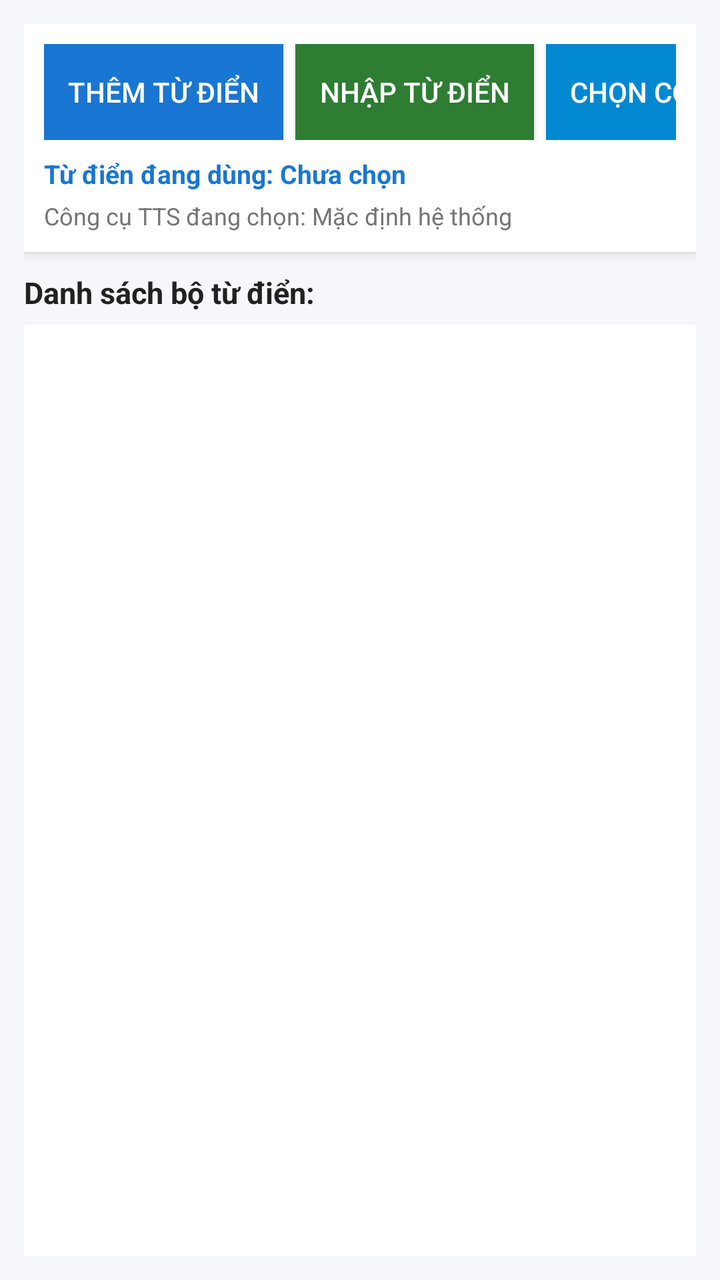
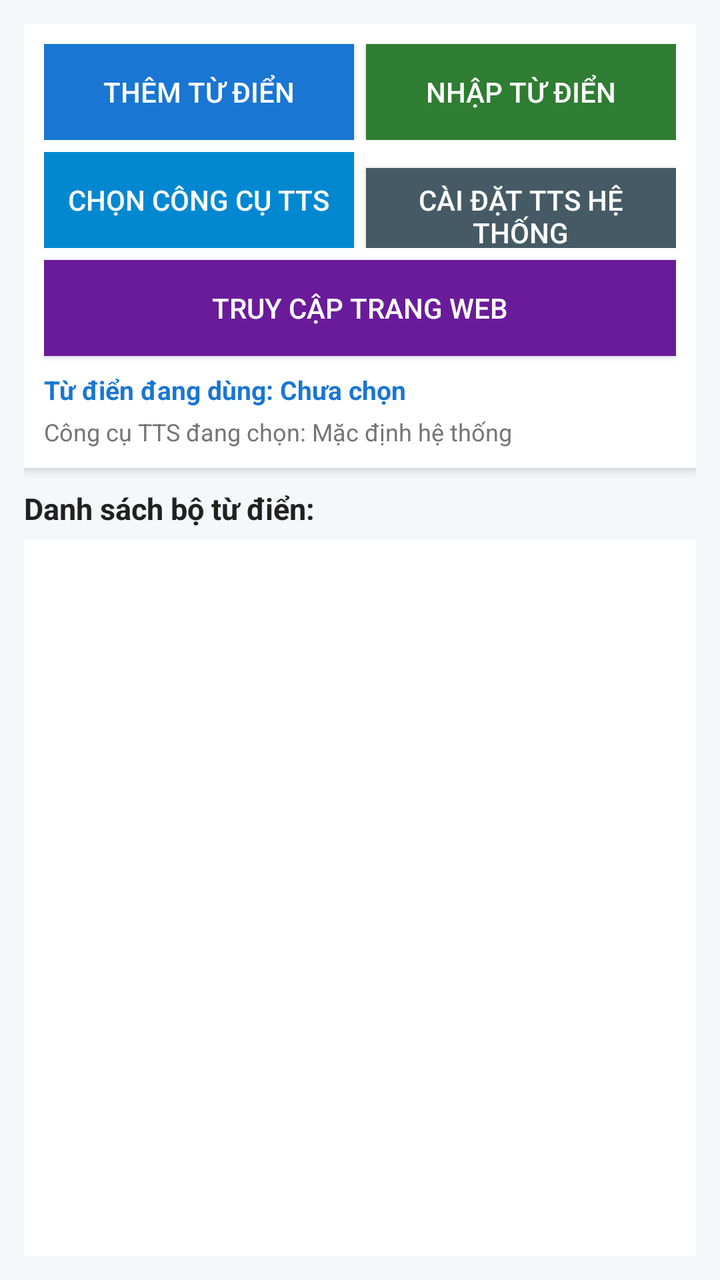

An Android layout rendered at two revisions. The XML below is the earlier revision; the diff shows what the commit changed to produce the second picture.
<!-- AndroidManifest.xml: application theme AppTheme -->
<!-- res/layout/activity_main.xml -->
<?xml version="1.0" encoding="utf-8"?>
<LinearLayout xmlns:android="http://schemas.android.com/apk/res/android"
    android:layout_width="match_parent"
    android:layout_height="match_parent"
    android:orientation="vertical"
    android:background="@color/background"
    android:padding="12dp">

    
    <LinearLayout
        android:layout_width="match_parent"
        android:layout_height="wrap_content"
        android:orientation="vertical"
        android:background="@color/card_bg"
        android:padding="10dp"
        android:elevation="3dp"
        android:layout_marginBottom="10dp">

        <HorizontalScrollView
            android:layout_width="match_parent"
            android:layout_height="wrap_content"
            android:scrollbars="none">

            <LinearLayout
                android:layout_width="wrap_content"
                android:layout_height="wrap_content"
                android:orientation="horizontal">

                <Button
                    android:id="@+id/btnMainAddDictionary"
                    android:layout_width="wrap_content"
                    android:layout_height="wrap_content"
                    android:text="@string/btn_add_dictionary"
                    android:textColor="#FFFFFF"
                    android:background="#1976D2"
                    android:paddingStart="12dp"
                    android:paddingEnd="12dp"
                    android:layout_marginEnd="6dp" />

                <Button
                    android:id="@+id/btnMainImportDictionary"
                    android:layout_width="wrap_content"
                    android:layout_height="wrap_content"
                    android:text="@string/btn_import_dictionary"
                    android:textColor="#FFFFFF"
                    android:background="#2E7D32"
                    android:paddingStart="12dp"
                    android:paddingEnd="12dp"
                    android:layout_marginEnd="6dp" />

                <Button
                    android:id="@+id/btnMainSelectEngine"
                    android:layout_width="wrap_content"
                    android:layout_height="wrap_content"
                    android:text="@string/btn_select_engine"
                    android:textColor="#FFFFFF"
                    android:background="#0288D1"
                    android:paddingStart="12dp"
                    android:paddingEnd="12dp"
                    android:layout_marginEnd="6dp" />

                <Button
                    android:id="@+id/btnOpenSystemSettings"
                    android:layout_width="wrap_content"
                    android:layout_height="wrap_content"
                    android:text="@string/btn_open_system_tts"
                    android:textColor="#FFFFFF"
                    android:background="#455A64"
                    android:paddingStart="12dp"
                    android:paddingEnd="12dp"
                    android:layout_marginEnd="6dp" />

                <Button
                    android:id="@+id/btnOpenWebsite"
                    android:layout_width="wrap_content"
                    android:layout_height="wrap_content"
                    android:text="@string/btn_open_website"
                    android:textColor="#FFFFFF"
                    android:background="#6A1B9A"
                    android:paddingStart="12dp"
                    android:paddingEnd="12dp" />
            </LinearLayout>
        </HorizontalScrollView>

        <TextView
            android:id="@+id/tvActiveDictStatus"
            android:layout_width="match_parent"
            android:layout_height="wrap_content"
            android:layout_marginTop="8dp"
            android:text="Từ điển đang dùng: Chưa chọn"
            android:textColor="@color/primary"
            android:textStyle="bold"
            android:textSize="13sp" />

        <TextView
            android:id="@+id/tvCurrentEngine"
            android:layout_width="match_parent"
            android:layout_height="wrap_content"
            android:layout_marginTop="4dp"
            android:text="Công cụ TTS đang chọn: Mặc định hệ thống"
            android:textColor="@color/text_secondary"
            android:textSize="12sp" />
    </LinearLayout>

    
    <TextView
        android:layout_width="match_parent"
        android:layout_height="wrap_content"
        android:text="@string/title_dict_list"
        android:textColor="@color/text_primary"
        android:textSize="15sp"
        android:textStyle="bold"
        android:layout_marginBottom="6dp" />

    
    <FrameLayout
        android:layout_width="match_parent"
        android:layout_height="0dp"
        android:layout_weight="1">

        <ListView
            android:id="@+id/lvDictionaries"
            android:layout_width="match_parent"
            android:layout_height="match_parent"
            android:divider="@color/divider"
            android:dividerHeight="1dp"
            android:background="@color/card_bg" />

        <TextView
            android:id="@+id/tvEmptyList"
            android:layout_width="match_parent"
            android:layout_height="match_parent"
            android:gravity="center"
            android:text="@string/empty_dict_list"
            android:textColor="@color/text_secondary"
            android:padding="20dp"
            android:textSize="14sp"
            android:visibility="gone" />
    </FrameLayout>

</LinearLayout>
<!-- resources referenced by this layout -->
<resources>
  <color name="background">#F5F7FA</color>
  <color name="card_bg">#FFFFFF</color>
  <color name="divider">#E0E0E0</color>
  <color name="primary">#1976D2</color>
  <color name="text_primary">#212121</color>
  <color name="text_secondary">#757575</color>
  <string name="btn_add_dictionary">Thêm từ điển</string>
  <string name="btn_import_dictionary">Nhập từ điển</string>
  <string name="btn_open_system_tts">Cài đặt TTS hệ thống</string>
  <string name="btn_open_website">Truy cập trang web</string>
  <string name="btn_select_engine">Chọn công cụ TTS</string>
  <string name="empty_dict_list">Chưa có bộ từ điển nào. Bấm \"Thêm từ điển\" hoặc \"Nhập từ điển\" để bắt đầu.</string>
  <string name="title_dict_list">Danh sách bộ từ điển:</string>
  <style name="AppTheme" parent="android:Theme.DeviceDefault.Light.DarkActionBar">
          <item name="android:colorPrimary">@color/primary</item>
          <item name="android:colorPrimaryDark">@color/primary_dark</item>
          <item name="android:colorAccent">@color/accent</item>
          <item name="android:windowBackground">@color/background</item>
      </style>
  <color name="primary_dark">#0D47A1</color>
  <color name="accent">#FF9800</color>
</resources>

<!-- the commit's change to res/layout/activity_main.xml (unified diff, before → after) -->
@@ -16,71 +16,80 @@
         android:elevation="3dp"
         android:layout_marginBottom="10dp">
 
-        <HorizontalScrollView
+        <LinearLayout
             android:layout_width="match_parent"
             android:layout_height="wrap_content"
-            android:scrollbars="none">
+            android:orientation="horizontal">
 
-            <LinearLayout
-                android:layout_width="wrap_content"
+            <Button
+                android:id="@+id/btnMainAddDictionary"
+                android:layout_width="0dp"
                 android:layout_height="wrap_content"
-                android:orientation="horizontal">
+                android:layout_weight="1"
+                android:minHeight="48dp"
+                android:text="@string/btn_add_dictionary"
+                android:textColor="#FFFFFF"
+                android:background="#1976D2"
+                android:paddingStart="8dp"
+                android:paddingEnd="8dp"
+                android:layout_marginEnd="6dp" />
 
-                <Button
-                    android:id="@+id/btnMainAddDictionary"
-                    android:layout_width="wrap_content"
-                    android:layout_height="wrap_content"
-                    android:text="@string/btn_add_dictionary"
-                    android:textColor="#FFFFFF"
-                    android:background="#1976D2"
-                    android:paddingStart="12dp"
-                    android:paddingEnd="12dp"
-                    android:layout_marginEnd="6dp" />
+            <Button
+                android:id="@+id/btnMainImportDictionary"
+                android:layout_width="0dp"
+                android:layout_height="wrap_content"
+                android:layout_weight="1"
+                android:minHeight="48dp"
+                android:text="@string/btn_import_dictionary"
+                android:textColor="#FFFFFF"
+                android:background="#2E7D32"
+                android:paddingStart="8dp"
+                android:paddingEnd="8dp" />
+        </LinearLayout>
 
-                <Button
-                    android:id="@+id/btnMainImportDictionary"
-                    android:layout_width="wrap_content"
-                    android:layout_height="wrap_content"
-                    android:text="@string/btn_import_dictionary"
-                    android:textColor="#FFFFFF"
-                    android:background="#2E7D32"
-                    android:paddingStart="12dp"
-                    android:paddingEnd="12dp"
-                    android:layout_marginEnd="6dp" />
+        <LinearLayout
+            android:layout_width="match_parent"
+            android:layout_height="wrap_content"
+            android:orientation="horizontal"
+            android:layout_marginTop="6dp">
 
-                <Button
-                    android:id="@+id/btnMainSelectEngine"
-                    android:layout_width="wrap_content"
-                    android:layout_height="wrap_content"
-                    android:text="@string/btn_select_engine"
-                    android:textColor="#FFFFFF"
-                    android:background="#0288D1"
-                    android:paddingStart="12dp"
-                    android:paddingEnd="12dp"
-                    android:layout_marginEnd="6dp" />
+            <Button
+                android:id="@+id/btnMainSelectEngine"
+                android:layout_width="0dp"
+                android:layout_height="wrap_content"
+                android:layout_weight="1"
+                android:minHeight="48dp"
+                android:text="@string/btn_select_engine"
+                android:textColor="#FFFFFF"
+                android:background="#0288D1"
+                android:paddingStart="8dp"
+                android:paddingEnd="8dp"
+                android:layout_marginEnd="6dp" />
 
-                <Button
-                    android:id="@+id/btnOpenSystemSettings"
-                    android:layout_width="wrap_content"
-                    android:layout_height="wrap_content"
-                    android:text="@string/btn_open_system_tts"
-                    android:textColor="#FFFFFF"
-                    android:background="#455A64"
-                    android:paddingStart="12dp"
-                    android:paddingEnd="12dp"
-                    android:layout_marginEnd="6dp" />
+            <Button
+                android:id="@+id/btnOpenSystemSettings"
+                android:layout_width="0dp"
+                android:layout_height="wrap_content"
+                android:layout_weight="1"
+                android:minHeight="48dp"
+                android:text="@string/btn_open_system_tts"
+                android:textColor="#FFFFFF"
+                android:background="#455A64"
+                android:paddingStart="8dp"
+                android:paddingEnd="8dp" />
+        </LinearLayout>
 
-                <Button
-                    android:id="@+id/btnOpenWebsite"
-                    android:layout_width="wrap_content"
-                    android:layout_height="wrap_content"
-                    android:text="@string/btn_open_website"
-                    android:textColor="#FFFFFF"
-                    android:background="#6A1B9A"
-                    android:paddingStart="12dp"
-                    android:paddingEnd="12dp" />
-            </LinearLayout>
-        </HorizontalScrollView>
+        <Button
+            android:id="@+id/btnOpenWebsite"
+            android:layout_width="match_parent"
+            android:layout_height="wrap_content"
+            android:layout_marginTop="6dp"
+            android:minHeight="48dp"
+            android:text="@string/btn_open_website"
+            android:textColor="#FFFFFF"
+            android:background="#6A1B9A"
+            android:paddingStart="8dp"
+            android:paddingEnd="8dp" />
 
         <TextView
             android:id="@+id/tvActiveDictStatus"
